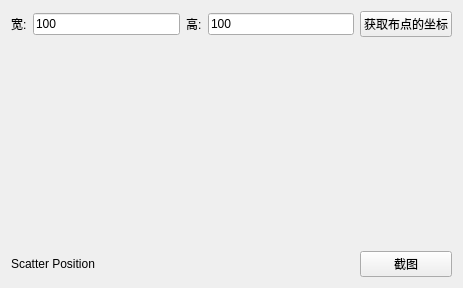
First picture: the form in Scatter/Widget.ui, repository xtuer/Qt, before the edit.
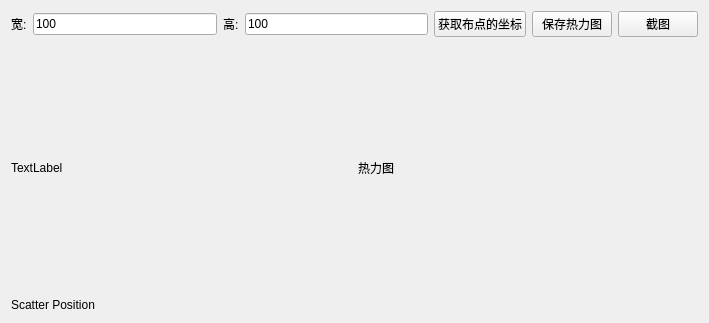
Second picture: the form after the edit.

Commit message: 生成热力图

What changed in the file:
```diff
--- a/Scatter/Widget.ui
+++ b/Scatter/Widget.ui
@@ -6,60 +6,81 @@
    <rect>
     <x>0</x>
     <y>0</y>
-    <width>463</width>
-    <height>288</height>
+    <width>709</width>
+    <height>323</height>
    </rect>
   </property>
   <property name="windowTitle">
    <string>Form</string>
   </property>
   <layout class="QGridLayout" name="gridLayout">
-   <item row="1" column="0" colspan="5">
-    <widget class="QWidget" name="placeholderWidget" native="true">
-     <property name="sizePolicy">
-      <sizepolicy hsizetype="Preferred" vsizetype="Expanding">
-       <horstretch>0</horstretch>
-       <verstretch>100</verstretch>
-      </sizepolicy>
+   <item row="0" column="0" colspan="2">
+    <layout class="QHBoxLayout" name="horizontalLayout">
+     <item>
+      <widget class="QLabel" name="label">
+       <property name="text">
+        <string>宽:</string>
      </property>
     </widget>
    </item>
-   <item row="0" column="2">
+     <item>
+      <widget class="QLineEdit" name="widthLineEdit">
+       <property name="text">
+        <string>100</string>
+       </property>
+      </widget>
+     </item>
+     <item>
     <widget class="QLabel" name="label_2">
      <property name="text">
       <string>高:</string>
      </property>
     </widget>
    </item>
-   <item row="0" column="3">
+     <item>
     <widget class="QLineEdit" name="heightLineEdit">
      <property name="text">
       <string>100</string>
      </property>
     </widget>
    </item>
-   <item row="0" column="1">
-    <widget class="QLineEdit" name="widthLineEdit">
-     <property name="text">
-      <string>100</string>
-     </property>
-    </widget>
-   </item>
-   <item row="0" column="4">
+     <item>
     <widget class="QPushButton" name="pushButton">
      <property name="text">
       <string>获取布点的坐标</string>
      </property>
     </widget>
    </item>
-   <item row="0" column="0">
-    <widget class="QLabel" name="label">
+     <item>
+      <widget class="QPushButton" name="heatMapButton">
      <property name="text">
-      <string>宽:</string>
+        <string>保存热力图</string>
      </property>
     </widget>
    </item>
-   <item row="2" column="0" colspan="4">
+     <item>
+      <widget class="QPushButton" name="captureButton">
+       <property name="text">
+        <string>截图</string>
+       </property>
+      </widget>
+     </item>
+    </layout>
+   </item>
+   <item row="1" column="0">
+    <widget class="QLabel" name="placeholderWidget">
+     <property name="sizePolicy">
+      <sizepolicy hsizetype="Preferred" vsizetype="Expanding">
+       <horstretch>0</horstretch>
+       <verstretch>0</verstretch>
+      </sizepolicy>
+     </property>
+     <property name="text">
+      <string>TextLabel</string>
+     </property>
+    </widget>
+   </item>
+   <item row="3" column="0">
     <widget class="QLabel" name="infoLabel">
      <property name="sizePolicy">
       <sizepolicy hsizetype="Preferred" vsizetype="Maximum">
@@ -72,10 +93,10 @@
      </property>
     </widget>
    </item>
-   <item row="2" column="4">
-    <widget class="QPushButton" name="captureButton">
+   <item row="1" column="1">
+    <widget class="QLabel" name="heatMapLabel">
      <property name="text">
-      <string>截图</string>
+      <string>热力图</string>
      </property>
     </widget>
    </item>
```
Lines whose indentation alone changed are shown as unchanged. The commit also changes 11 other files.
